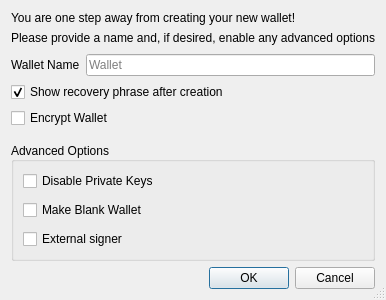
This is src/qt/forms/createwalletdialog.ui in powhermes/byze as Qt 5 draws it before an edit. The edited form follows.
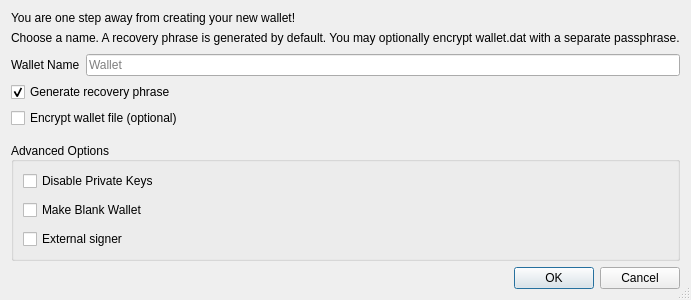
This is the edited form.

Commit message: Add recovery phrase wallet flow and fix Qt build

```diff
--- a/src/qt/forms/createwalletdialog.ui
+++ b/src/qt/forms/createwalletdialog.ui
@@ -39,7 +39,7 @@
    <item>
     <widget class="QLabel" name="label_subdescription">
      <property name="text">
-      <string>Please provide a name and, if desired, enable any advanced options</string>
+      <string>Choose a name. A recovery phrase is generated by default. You may optionally encrypt wallet.dat with a separate passphrase.</string>
      </property>
     </widget>
    </item>
@@ -89,7 +89,7 @@
       <string>After creation, display the 24-word BIP39 recovery phrase once. The phrase is also stored in wallet.dat for backup.</string>
      </property>
      <property name="text">
-      <string>Show recovery phrase after creation</string>
+      <string>Generate recovery phrase</string>
      </property>
      <property name="checked">
       <bool>true</bool>
@@ -102,7 +102,7 @@
       <string>Encrypt the wallet. The wallet will be encrypted with a passphrase of your choice.</string>
      </property>
      <property name="text">
-      <string>Encrypt Wallet</string>
+      <string>Encrypt wallet file (optional)</string>
      </property>
      <property name="checked">
       <bool>false</bool>
```
Left out of the diff: 4 changed lines with no effect on the pictures. The commit also changes 10 other files.
